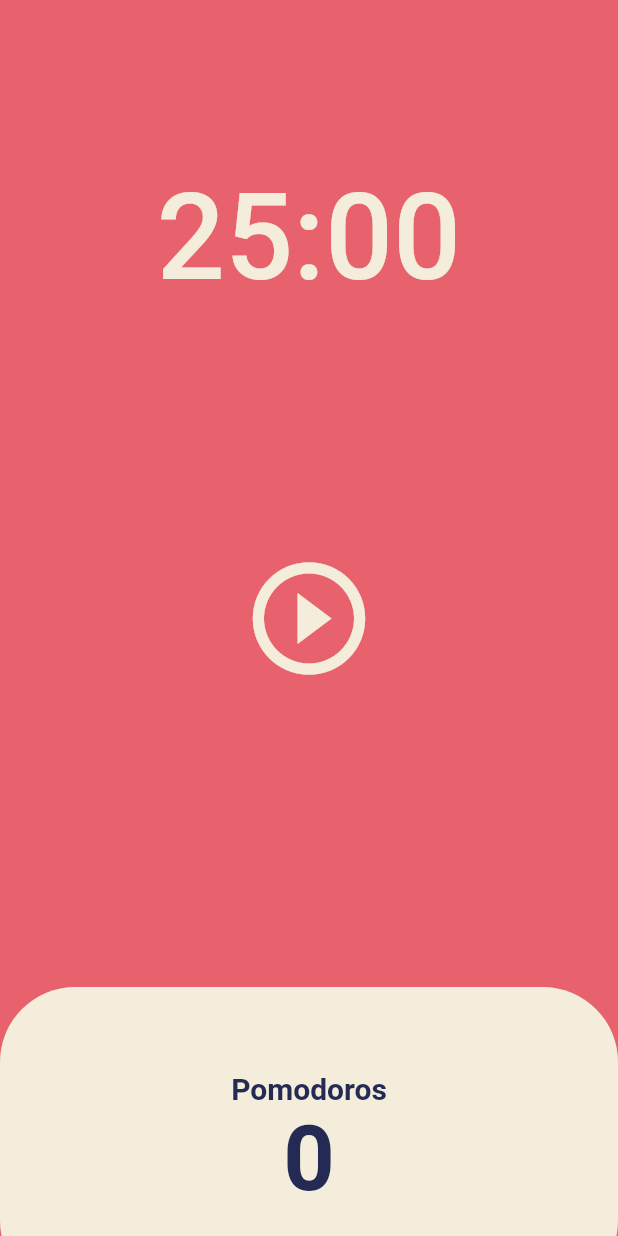
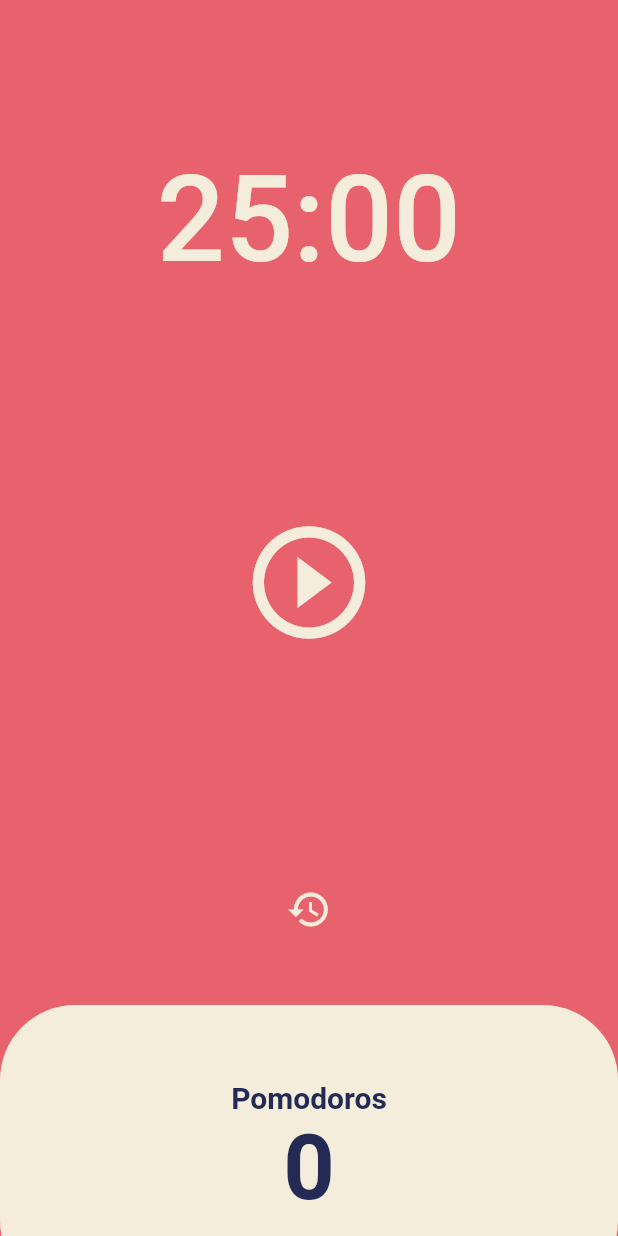
Before and after one commit to CHANIVER/pomodoro, a Flutter app: the screen it shows after launch, on a phone screen of 412 x 824 dp. Run offline on Flutter 3.47's test engine with Material 2 defaults, Android fonts, the phone set to English and light mode, and no system bars.

Commit message:
codeChanllenge(add reset button)

```diff
--- a/lib/screens/home_screen.dart
+++ b/lib/screens/home_screen.dart
@@ -48,6 +48,14 @@ class _HomeScreenState extends State<HomeScreen> {
     });
   }
 
+  void onReseetPressed() {
+    timer.cancel();
+    setState(() {
+      isRunning = false;
+      totalSeconds = twentyFiveMinutes;
+    });
+  }
+
   String format(int seconds) {
     var duration = Duration(seconds: seconds);
     return duration.toString().split(".").first.substring(2, 7);
@@ -82,6 +90,19 @@ class _HomeScreenState extends State<HomeScreen> {
                     : Icons.play_circle_outline),
                 iconSize: 90,
                 color: Theme.of(context).cardColor,
+              ),
+            ),
+          ),
+          Flexible(
+            flex: 0,
+            child: Center(
+              child: IconButton(
+                onPressed: isRunning ? () {} : onReseetPressed,
+                iconSize: 30,
+                color: isRunning
+                    ? Theme.of(context).cardColor.withOpacity(0.5)
+                    : Theme.of(context).cardColor,
+                icon: const Icon(Icons.restore),
               ),
             ),
           ),
```
